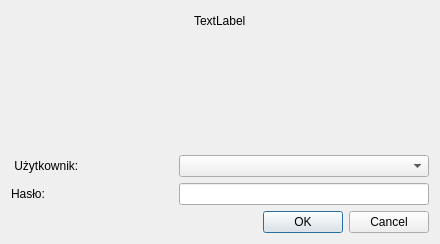
This is LoginDialog.ui in konserw/koferta as Qt 5 draws it before an edit. The edited form follows.
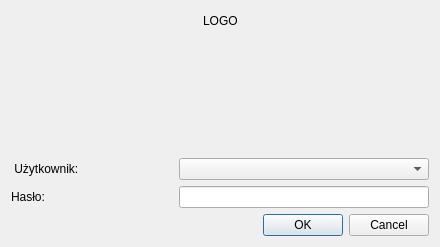
This is the edited form. Icons and pictures are not drawn.

Patch:
```diff
--- a/LoginDialog.ui
+++ b/LoginDialog.ui
@@ -7,7 +7,7 @@
     <x>0</x>
     <y>0</y>
     <width>440</width>
-    <height>244</height>
+    <height>247</height>
    </rect>
   </property>
   <property name="sizePolicy">
@@ -48,7 +48,7 @@
         </sizepolicy>
        </property>
        <property name="text">
-        <string>TextLabel</string>
+        <string notr="true">LOGO</string>
        </property>
       </widget>
      </item>
```
